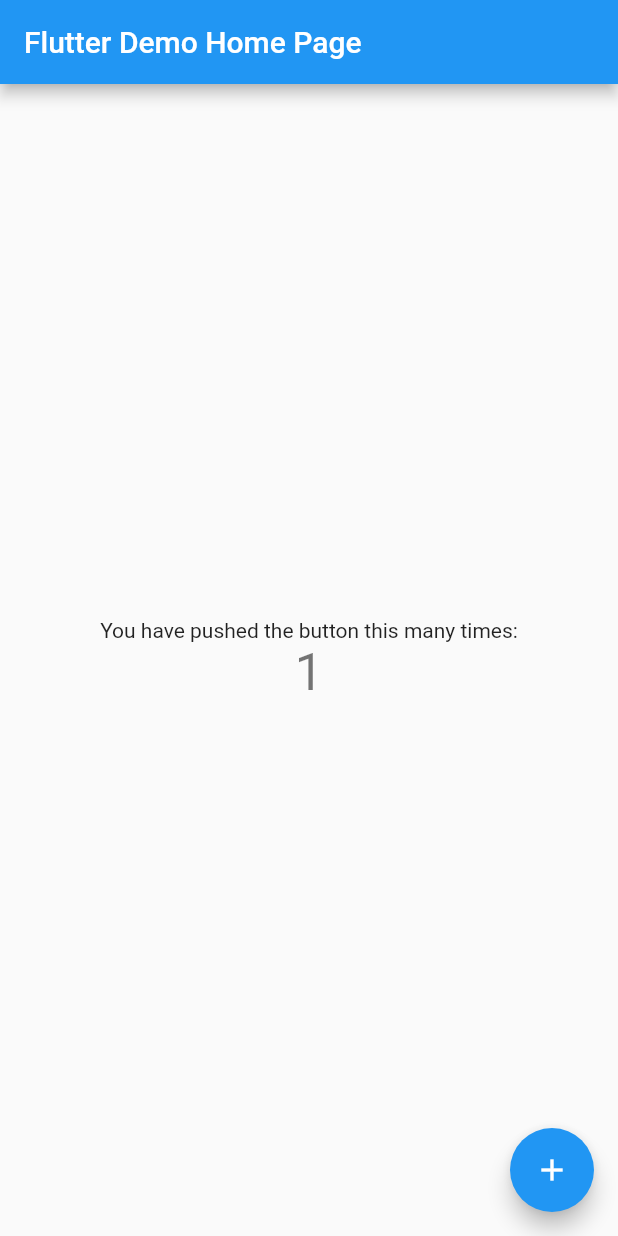
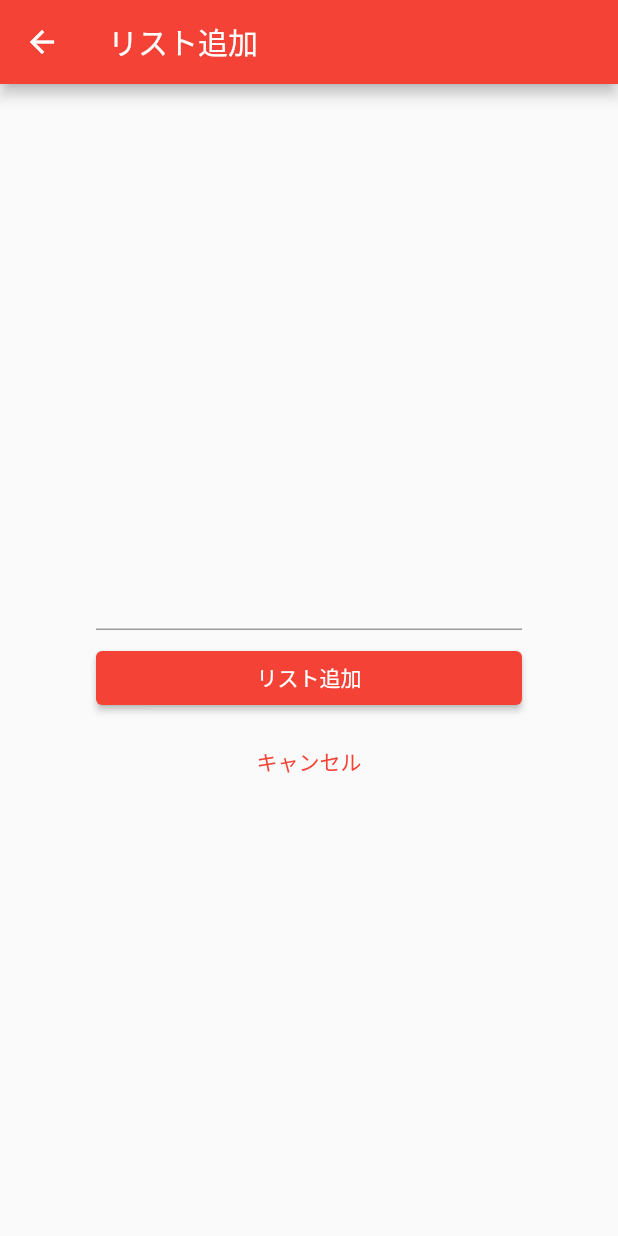
Before and after one commit to sakuma-js/flutter_sample, a Flutter app: the screen it shows after launch, after a tap on the "add" icon, on a phone screen of 412 x 824 dp. Run offline on Flutter 3.47's test engine with Material 2 defaults, Android fonts, the phone set to English and light mode, and no system bars.

Commit message:
チュートリアル実装

```diff
--- a/lib/main.dart
+++ b/lib/main.dart
@@ -11,7 +11,7 @@
   @override
   Widget build(BuildContext context) {
     return MaterialApp(
-      title: 'Flutter Demo',
+      title: 'Reminder',
       theme: ThemeData(
         // This is the theme of your application.
         //
@@ -22,94 +22,128 @@
         // or simply save your changes to "hot reload" in a Flutter IDE).
         // Notice that the counter didn't reset back to zero; the application
         // is not restarted.
-        primarySwatch: Colors.blue,
+        primarySwatch: Colors.red,
       ),
-      home: const MyHomePage(title: 'Flutter Demo Home Page'),
+      home: const RemindListPage(),
     );
   }
 }
 
-class MyHomePage extends StatefulWidget {
-  const MyHomePage({super.key, required this.title});
+class RemindListPage extends StatefulWidget {
 
-  // This widget is the home page of your application. It is stateful, meaning
-  // that it has a State object (defined below) that contains fields that affect
-  // how it looks.
+  const RemindListPage({super.key});
+  @override
+  State<RemindListPage> createState() => _RemindListPageState();
 
-  // This class is the configuration for the state. It holds the values (in this
-  // case the title) provided by the parent (in this case the App widget) and
-  // used by the build method of the State. Fields in a Widget subclass are
-  // always marked "final".
-
-  final String title;
-
-  @override
-  State<MyHomePage> createState() => _MyHomePageState();
 }
 
-class _MyHomePageState extends State<MyHomePage> {
-  int _counter = 0;
-
-  void _incrementCounter() {
-    setState(() {
-      // This call to setState tells the Flutter framework that something has
-      // changed in this State, which causes it to rerun the build method below
-      // so that the display can reflect the updated values. If we changed
-      // _counter without calling setState(), then the build method would not be
-      // called again, and so nothing would appear to happen.
-      _counter++;
-    });
-  }
+// リスト一覧画面用Widget
+class _RemindListPageState extends State<RemindListPage> {
+  List<String> todoList = [];
 
   @override
   Widget build(BuildContext context) {
-    // This method is rerun every time setState is called, for instance as done
-    // by the _incrementCounter method above.
-    //
-    // The Flutter framework has been optimized to make rerunning build methods
-    // fast, so that you can just rebuild anything that needs updating rather
-    // than having to individually change instances of widgets.
     return Scaffold(
       appBar: AppBar(
-        // Here we take the value from the MyHomePage object that was created by
-        // the App.build method, and use it to set our appbar title.
-        title: Text(widget.title),
+        title: const Text('リスト一覧'),
       ),
-      body: Center(
-        // Center is a layout widget. It takes a single child and positions it
-        // in the middle of the parent.
+      body: ListView.builder(
+        itemCount: todoList.length,
+        itemBuilder: (context, index) {
+          return Card(
+            child: ListTile(
+              title: Text(todoList[index]),
+            ),
+          );
+        },
+      ),
+      floatingActionButton: FloatingActionButton(
+        onPressed: () async {
+          final newListText = await Navigator.of(context).push(
+            MaterialPageRoute(builder: (context) {
+              // 遷移先の画面としてリスト追加画面を指定
+              return const RemindAddPage();
+            }),
+          );
+          if (newListText != null) {
+            // キャンセルした場合は newListText が null となるので注意
+            setState(() {
+              // リスト追加
+              todoList.add(newListText);
+            });
+          }
+        },
+        child: const Icon(Icons.add),
+      ),
+    );
+  }
+}
+
+class RemindAddPage extends StatefulWidget {
+  const RemindAddPage({super.key});
+
+  @override
+  State<RemindAddPage> createState() => _RemindAddPageState();
+}
+
+class _RemindAddPageState extends State<RemindAddPage> {
+  // 入力されたテキストをデータとして持つ
+  String _text = '';
+
+  // データを元に表示するWidget
+  @override
+  Widget build(BuildContext context) {
+    return Scaffold(
+      appBar: AppBar(
+        title: const Text('リスト追加'),
+      ),
+      body: Container(
+        // 余白を付ける
+        padding: EdgeInsets.all(64),
         child: Column(
-          // Column is also a layout widget. It takes a list of children and
-          // arranges them vertically. By default, it sizes itself to fit its
-          // children horizontally, and tries to be as tall as its parent.
-          //
-          // Invoke "debug painting" (press "p" in the console, choose the
-          // "Toggle Debug Paint" action from the Flutter Inspector in Android
-          // Studio, or the "Toggle Debug Paint" command in Visual Studio Code)
-          // to see the wireframe for each widget.
-          //
-          // Column has various properties to control how it sizes itself and
-          // how it positions its children. Here we use mainAxisAlignment to
-          // center the children vertically; the main axis here is the vertical
-          // axis because Columns are vertical (the cross axis would be
-          // horizontal).
           mainAxisAlignment: MainAxisAlignment.center,
           children: <Widget>[
-            const Text(
-              'You have pushed the button this many times:',
+            // 入力されたテキストを表示
+            Text(_text, style: TextStyle(color: Colors.blue)),
+            const SizedBox(height: 8),
+            // テキスト入力
+            TextField(
+              // 入力されたテキストの値を受け取る（valueが入力されたテキスト）
+              onChanged: (String value) {
+                // データが変更したことを知らせる（画面を更新する）
+                setState(() {
+                  // データを変更
+                  _text = value;
+                });
+              },
             ),
-            Text(
-              '$_counter',
-              style: Theme.of(context).textTheme.headline4,
+            const SizedBox(height: 8),
+          SizedBox(
+            width: double.infinity,
+            child: ElevatedButton(
+              onPressed: () {
+                Navigator.of(context).pop(_text);
+              },
+              child: const Text('リスト追加', style: TextStyle(color: Colors.white)),
             ),
+          ),
+            const SizedBox(height: 8),
+        SizedBox(
+          // 横幅いっぱいに広げる
+          width: double.infinity,
+          // キャンセルボタン
+          child: TextButton(
+            // ボタンをクリックした時の処理
+            onPressed: () {
+              // "pop"で前の画面に戻る
+              Navigator.of(context).pop();
+            },
+            child: const Text('キャンセル'),
+          ),
+        ),
           ],
         ),
       ),
-      floatingActionButton: FloatingActionButton(
-        onPressed: _incrementCounter,
-        tooltip: 'Increment',
-        child: const Icon(Icons.add),
-      ), // This trailing comma makes auto-formatting nicer for build methods.
     );
   }
 }
```
